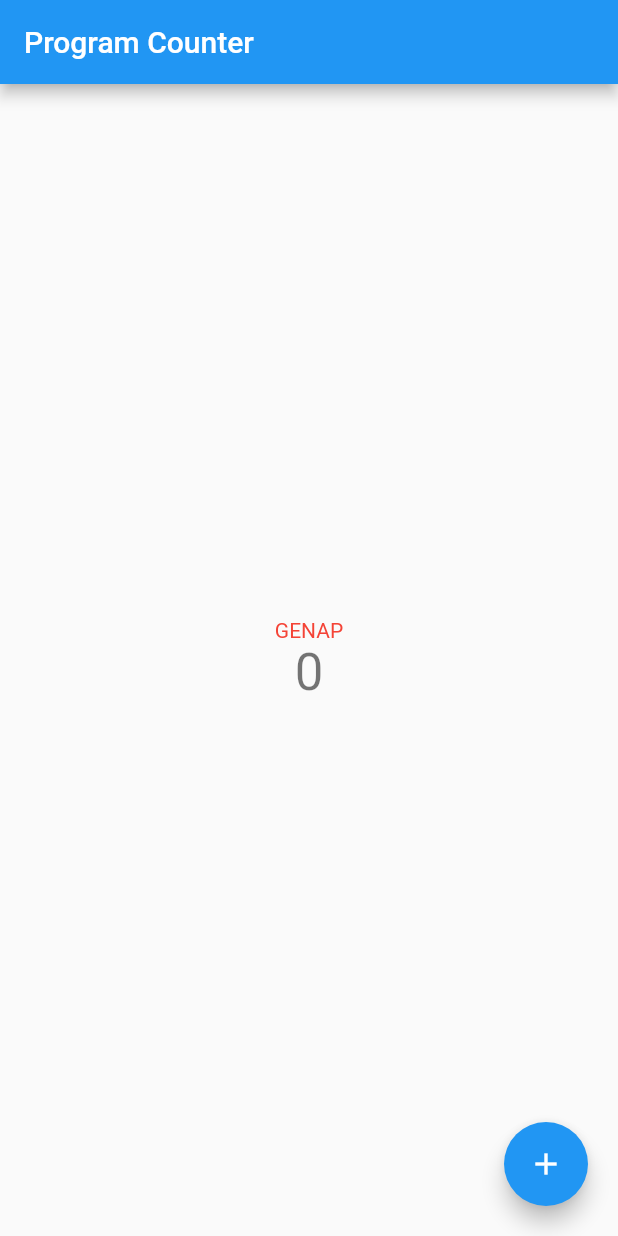
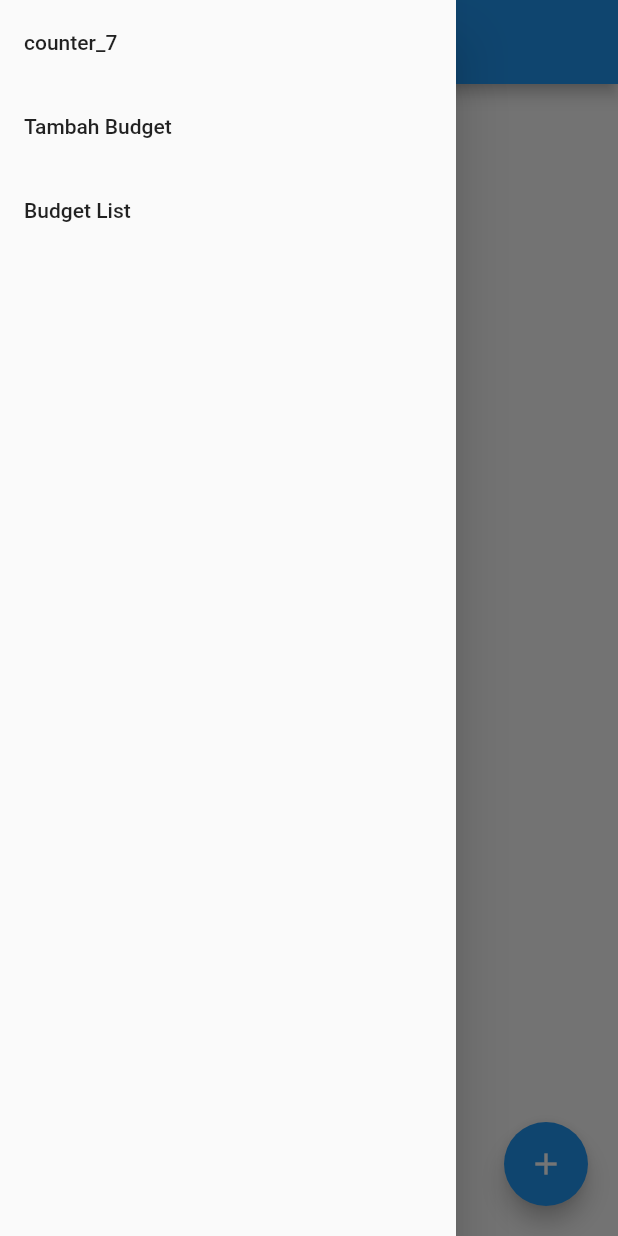
Before and after one commit to MarcSalvadore/pbp-flutter-lab, a Flutter app: the screen it shows after launch, with the side drawer open (before the commit the screen has no drawer), on a phone screen of 412 x 824 dp. Run offline on Flutter 3.47's test engine with Material 2 defaults, Android fonts, the phone set to English and light mode, and no system bars.

Commit message:
Tugas 8 commit

```diff
--- /dev/null
+++ b/lib/drawer.dart
@@ -0,0 +1,57 @@
+import 'package:flutter/material.dart';
+import 'package:counter_7/listing.dart';
+
+import 'add.dart';
+import 'main.dart';
+
+class LabDrawer extends StatefulWidget {
+  const LabDrawer({super.key});
+
+  @override
+  State<LabDrawer> createState() => _LabDrawerState();
+}
+
+class _LabDrawerState extends State<LabDrawer> {
+  @override
+  Widget build(BuildContext context) {
+    return Drawer(
+      child: Column(
+        children: [
+          ListTile(
+            title: const Text("counter_7"),
+            onTap: () {
+              Navigator.pushReplacement(
+                context,
+                MaterialPageRoute(
+                  builder: (ctx) => const MyHomePage(title: "Program Counter"),
+                ),
+              );
+            },
+          ),
+          ListTile(
+            title: const Text("Tambah Budget"),
+            onTap: () {
+              Navigator.push(
+                context,
+                MaterialPageRoute(
+                  builder: (ctx) => const AddBudgetPage(),
+                ),
+              );
+            },
+          ),
+          ListTile(
+            title: const Text("Budget List"),
+            onTap: () {
+              Navigator.push(
+                context,
+                MaterialPageRoute(
+                  builder: (ctx) => const BudgetListPage(),
+                ),
+              );
+            },
+          )
+        ],
+      ),
+    );
+  }
+}
--- /dev/null
+++ b/lib/model.dart
@@ -0,0 +1,20 @@
+import 'dart:collection';
+import 'package:flutter/material.dart';
+
+class Budget {
+  const Budget(this.judul, this.nonimal, this.jenis);
+
+  final String judul;
+  final int nonimal;
+  final String jenis;
+}
+
+class BudgetModel extends ChangeNotifier {
+  final List<Budget> _budgets = [];
+
+  UnmodifiableListView<Budget> get budgets => UnmodifiableListView(_budgets);
+
+  void add(Budget budget) {
+    _budgets.add(budget);
+  }
+}
--- a/pubspec.yaml
+++ b/pubspec.yaml
@@ -1,4 +1,4 @@
-name: tugas_flutter
+name: counter_7
 description: A new Flutter project.
 
 # The following line prevents the package from being accidentally published to
@@ -31,6 +31,7 @@ environment:
 dependencies:
   flutter:
     sdk: flutter
+  provider: ^6.0.0
 
 
   # The following adds the Cupertino Icons font to your application.
```
Also changed, not shown: lib/add.dart (added, +161 -0 lines), lib/listing.dart (added, +61 -0 lines), lib/main.dart (+8 -1 lines), pubspec.lock, 1 other file.
